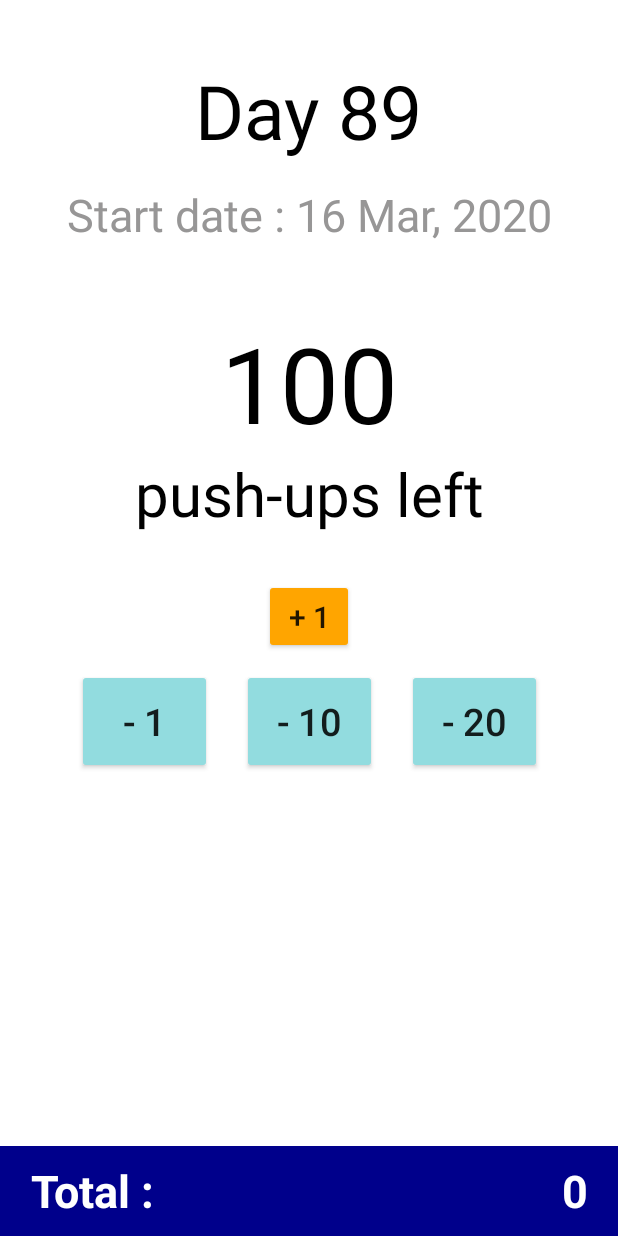
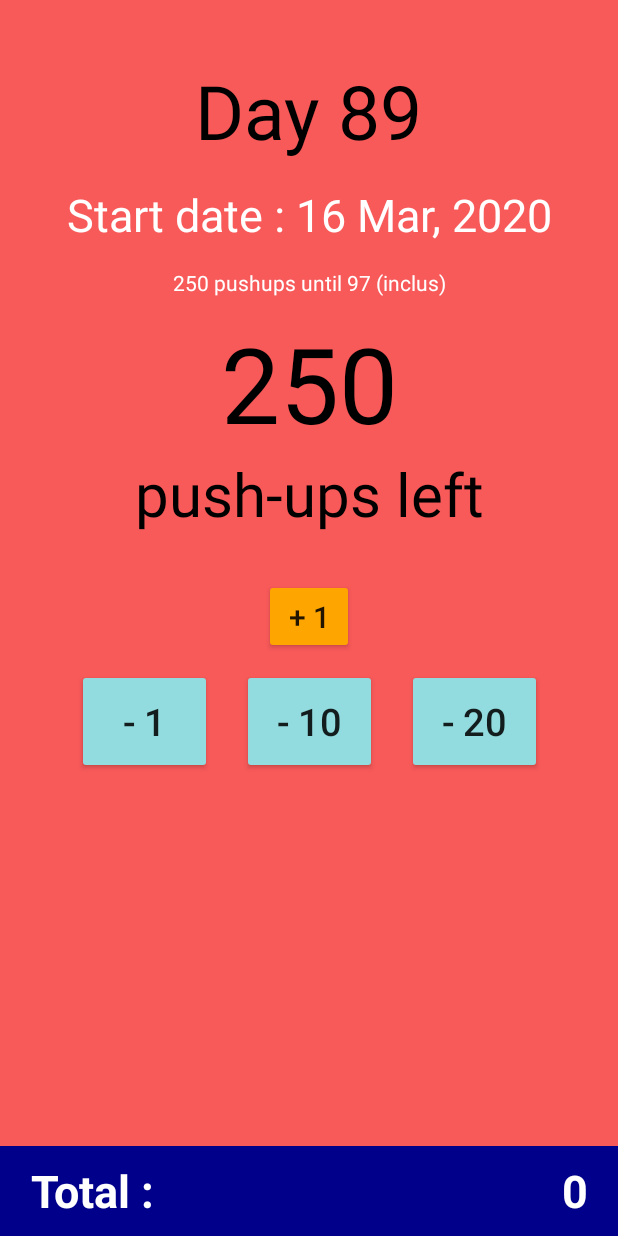
Before and after one commit to jackplugs/Push-Them-All, an Android app: the screen it shows after launch (MainActivity), on a phone screen of 412 x 824 dp. Run offline under Robolectric (Android 15) with nearby library versions, the phone set to English and light mode, and no system bars.

Commit message:
update to 250 for a moment, and added backgroundColor

```diff
--- a/app/src/main/java/com/hobeez/pushthemall/MainActivity.kt
+++ b/app/src/main/java/com/hobeez/pushthemall/MainActivity.kt
@@ -5,6 +5,7 @@ import android.content.SharedPreferences
 import androidx.appcompat.app.AppCompatActivity
 import android.os.Bundle
 import android.util.Log
+import androidx.core.content.ContextCompat
 import kotlinx.android.synthetic.main.activity_main.*
 import java.text.SimpleDateFormat
 import java.util.*
@@ -12,6 +13,7 @@ import java.util.concurrent.TimeUnit
 
 class MainActivity : AppCompatActivity() {
 
+    private val NUMBER_PUSH_UP_PER_DAY: Int = 250
     private lateinit var sharedPreferences: SharedPreferences
 
     override fun onCreate(savedInstanceState: Bundle?) {
@@ -46,8 +48,9 @@ class MainActivity : AppCompatActivity() {
         sharedPreferences
             .edit()
             .putInt("init", 0)
-            .putInt("pushups_today", 100)
-            .putInt("pushups_total", 100 * ( getDayNumber(sharedPreferences) - 1 ) + numberOfAdditionalPushups)
+            .putInt("pushups_today", 250)
+//            .putInt("pushups_total", 100 * ( getDayNumber(sharedPreferences) - 1 ) + numberOfAdditionalPushups)
+            .putInt("pushups_total", 10000-1650) // 9 jours de 250 pompes + 3 jours de 100 pompes
             .apply()
     }
 
@@ -55,6 +58,7 @@ class MainActivity : AppCompatActivity() {
         super.onResume()
         updateSharedPreferencesVariables()
         initTextviews()
+        updateBackground()
     }
 
     private fun updateSharedPreferencesVariables() {
@@ -72,7 +76,7 @@ class MainActivity : AppCompatActivity() {
 
                 sharedPreferences
                     .edit()
-                    .putInt("pushups_today", 100)
+                    .putInt("pushups_today", NUMBER_PUSH_UP_PER_DAY)
                     .apply()
             }
         }
@@ -85,9 +89,9 @@ class MainActivity : AppCompatActivity() {
     }
 
     private fun updatePushUpsCount(pushupsDone: Int) {
-        val newPushUpsToday = sharedPreferences.getInt("pushups_today",100) - pushupsDone
+        val newPushUpsToday = sharedPreferences.getInt("pushups_today",NUMBER_PUSH_UP_PER_DAY) - pushupsDone
 
-        if ( (pushupsDone > 0 && newPushUpsToday >= 0) || (pushupsDone < 0 && newPushUpsToday <= 100) ) {
+        if ( (pushupsDone > 0 && newPushUpsToday >= 0) || (pushupsDone < 0 && newPushUpsToday <= NUMBER_PUSH_UP_PER_DAY) ) {
             val newPushUpsTotal = sharedPreferences.getInt("pushups_total",0) + pushupsDone
             sharedPreferences
                 .edit()
@@ -98,11 +102,22 @@ class MainActivity : AppCompatActivity() {
             number_push_ups_today.text = newPushUpsToday.toString()
             number_push_ups_total.text = newPushUpsTotal.toString()
         }
+        updateBackground()
+    }
+
+    private fun updateBackground() {
+        val test = number_push_ups_total.text.toString().toInt()-8350
+        val test2 = test%150
+        if((number_push_ups_total.text.toString().toInt()-8350)%250 == 0) {
+            main_view.setBackgroundColor(ContextCompat.getColor(this, R.color.my_green))
+        } else {
+            main_view.setBackgroundColor(ContextCompat.getColor(this, R.color.my_red))
+        }
     }
 
     private fun initTextviews() {
         day_number.text = getString(R.string.day, sharedPreferences.getInt("saved_day_number", 0))
-        number_push_ups_today.text = sharedPreferences.getInt("pushups_today",100).toString()
+        number_push_ups_today.text = sharedPreferences.getInt("pushups_today",NUMBER_PUSH_UP_PER_DAY).toString()
         number_push_ups_total.text = sharedPreferences.getInt("pushups_total",0).toString()
 
         val date = Date(sharedPreferences.getLong("first_day",0))
--- a/app/src/main/res/layout/activity_main.xml
+++ b/app/src/main/res/layout/activity_main.xml
@@ -2,9 +2,10 @@
 <androidx.constraintlayout.widget.ConstraintLayout xmlns:android="http://schemas.android.com/apk/res/android"
     xmlns:app="http://schemas.android.com/apk/res-auto"
     xmlns:tools="http://schemas.android.com/tools"
+    android:id="@+id/main_view"
     android:layout_width="match_parent"
     android:layout_height="match_parent"
-    android:background="@color/White"
+    tools:background="@color/my_green"
     tools:context=".MainActivity">
 
     <TextView
@@ -25,10 +26,18 @@
         android:layout_height="wrap_content"
         android:padding="15dp"
         android:gravity="center"
-        android:textColor="@color/Gray"
+        android:textColor="@color/White"
         app:layout_constraintTop_toBottomOf="@id/day_number"
         android:textSize="30sp"
         tools:text="Start date : 2 Mar, 2020" />
+
+    <TextView
+        android:layout_width="match_parent"
+        android:layout_height="wrap_content"
+        android:gravity="center"
+        android:text="250 pushups until 97 (inclus)"
+        android:textColor="@color/White"
+        app:layout_constraintTop_toBottomOf="@id/start_date_textview" />
 
     <TextView
         android:id="@+id/number_push_ups_today"
--- a/app/src/main/res/values/colors.xml
+++ b/app/src/main/res/values/colors.xml
@@ -13,6 +13,8 @@
     <color name="DarkGray">#757575</color>
     <color name="DarkBlue">#00008B</color>
     <color name="MidnightBlue">#191970</color>
+    <color name="my_green">#CFFF8A</color>
+    <color name="my_red">#F85959</color>
 
     <!-- - - - - - - - - - - - - - - - - - - - - - - - - -->
     <!-- ALL COLORS -->
```
